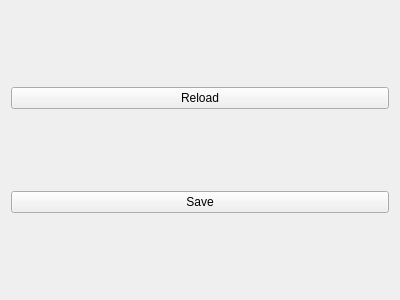
Old version of the form tools/configurator/gui/ConfigWindow.ui in the repository lainez12/KS3.
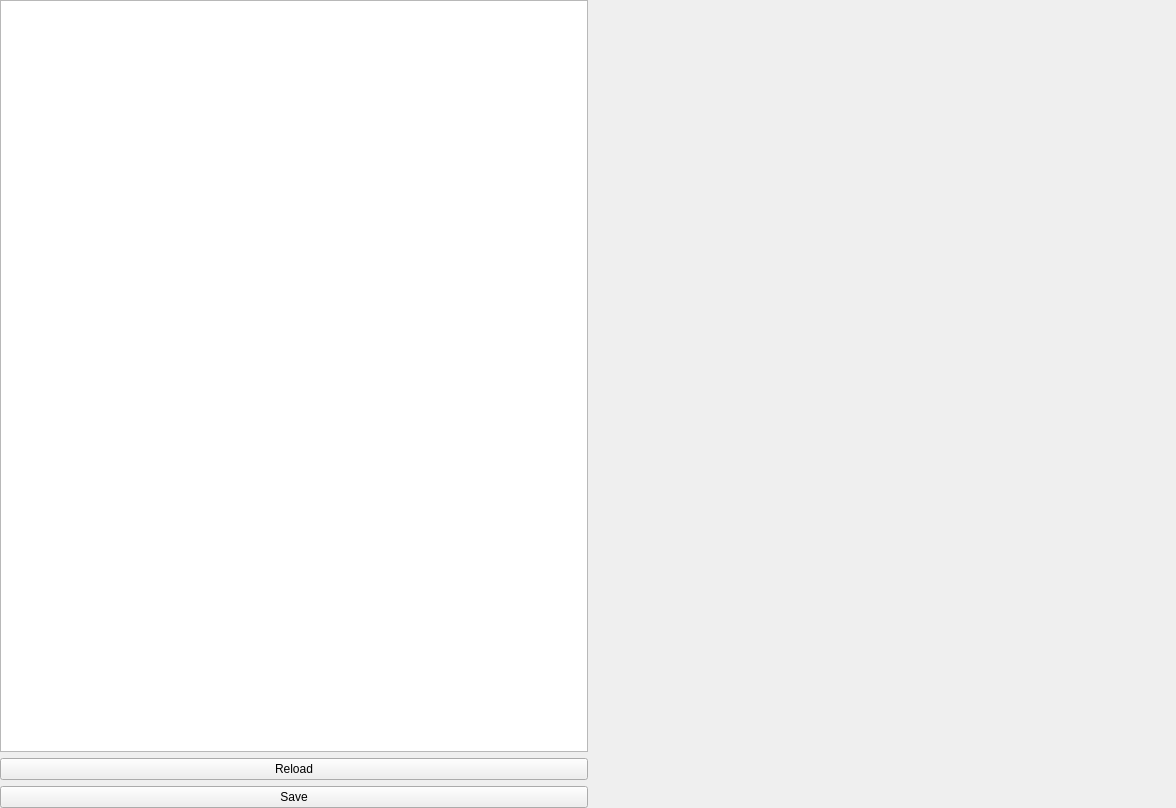
New version of the form.

Commit message: Configurator update + config paths update

Patch:
```diff
--- a/tools/configurator/gui/ConfigWindow.ui
+++ b/tools/configurator/gui/ConfigWindow.ui
@@ -6,28 +6,53 @@
    <rect>
     <x>0</x>
     <y>0</y>
-    <width>400</width>
-    <height>300</height>
+    <width>1176</width>
+    <height>808</height>
    </rect>
   </property>
   <property name="windowTitle">
    <string>Form</string>
   </property>
   <layout class="QGridLayout" name="gridLayout">
-   <item row="0" column="0">
-    <widget class="QPushButton" name="reloadBtn">
-     <property name="text">
-      <string>Reload</string>
-     </property>
-    </widget>
-   </item>
-   <item row="1" column="0">
+   <property name="leftMargin">
+    <number>0</number>
+   </property>
+   <property name="topMargin">
+    <number>0</number>
+   </property>
+   <property name="rightMargin">
+    <number>0</number>
+   </property>
+   <property name="bottomMargin">
+    <number>0</number>
+   </property>
+   <property name="horizontalSpacing">
+    <number>0</number>
+   </property>
+   <item row="3" column="0">
     <widget class="QPushButton" name="saveBtn">
      <property name="text">
       <string>Save</string>
      </property>
     </widget>
    </item>
+   <item row="0" column="0" rowspan="2">
+    <widget class="QListWidget" name="menuList"/>
+   </item>
+   <item row="2" column="0">
+    <widget class="QPushButton" name="reloadBtn">
+     <property name="text">
+      <string>Reload</string>
+     </property>
+    </widget>
+   </item>
+   <item row="0" column="1" rowspan="4">
+    <widget class="QStackedWidget" name="stackedWidget">
+     <property name="currentIndex">
+      <number>0</number>
+     </property>
+    </widget>
+   </item>
   </layout>
  </widget>
  <resources/>
```
The commit also changes 10 other files.
